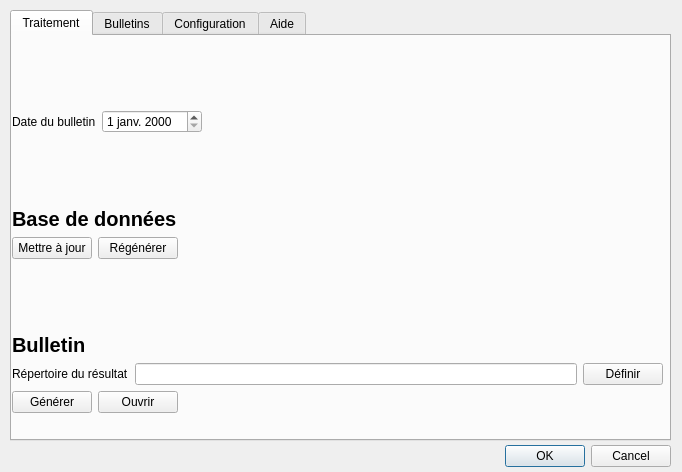
Qt form FireStats/fire_stats_dialog_base.ui (BrunoCombal/qgis_plugins) before a commit.
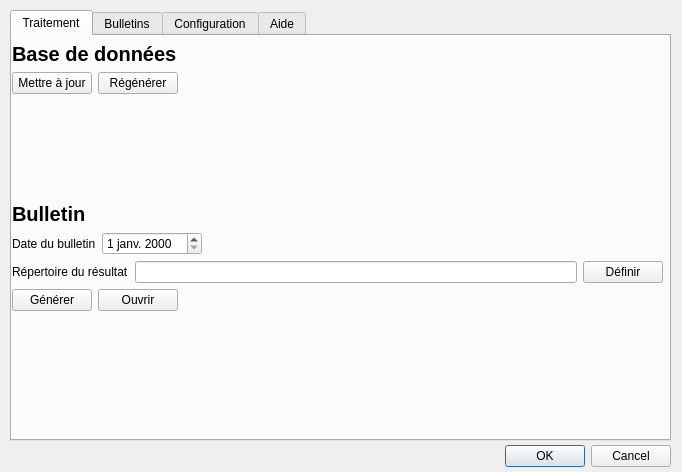
The same form after that commit. The open tabs and pages were chosen to show the change.

Commit message: re-organized interface, on first tab

The edit to the form file:
```diff
--- a/FireStats/fire_stats_dialog_base.ui
+++ b/FireStats/fire_stats_dialog_base.ui
@@ -39,7 +39,7 @@
     </rect>
    </property>
    <property name="currentIndex">
-    <number>1</number>
+    <number>0</number>
    </property>
    <widget class="QWidget" name="procTab">
     <property name="locale">
@@ -58,59 +58,6 @@
       </rect>
      </property>
      <layout class="QVBoxLayout" name="verticalLayout">
-      <item>
-       <spacer name="verticalSpacer">
-        <property name="orientation">
-         <enum>Qt::Vertical</enum>
-        </property>
-        <property name="sizeHint" stdset="0">
-         <size>
-          <width>20</width>
-          <height>40</height>
-         </size>
-        </property>
-       </spacer>
-      </item>
-      <item>
-       <layout class="QHBoxLayout" name="horizontalLayout_2">
-        <item>
-         <widget class="QLabel" name="label_2">
-          <property name="text">
-           <string>Date du bulletin</string>
-          </property>
-         </widget>
-        </item>
-        <item>
-         <widget class="QDateEdit" name="dateEdit"/>
-        </item>
-        <item>
-         <spacer name="horizontalSpacer">
-          <property name="orientation">
-           <enum>Qt::Horizontal</enum>
-          </property>
-          <property name="sizeHint" stdset="0">
-           <size>
-            <width>28</width>
-            <height>20</height>
-           </size>
-          </property>
-         </spacer>
-        </item>
-       </layout>
-      </item>
-      <item>
-       <spacer name="verticalSpacer_2">
-        <property name="orientation">
-         <enum>Qt::Vertical</enum>
-        </property>
-        <property name="sizeHint" stdset="0">
-         <size>
-          <width>20</width>
-          <height>40</height>
-         </size>
-        </property>
-       </spacer>
-      </item>
       <item>
        <widget class="QLabel" name="label_3">
         <property name="font">
@@ -128,14 +75,14 @@
       <item>
        <layout class="QHBoxLayout" name="horizontalLayout_3">
         <item>
-         <widget class="QPushButton" name="pushButton_2">
+         <widget class="QPushButton" name="updateDBButton">
           <property name="text">
            <string>Mettre à jour</string>
           </property>
          </widget>
         </item>
         <item>
-         <widget class="QPushButton" name="pushButton_3">
+         <widget class="QPushButton" name="regenerateDBButton">
           <property name="text">
            <string>Régénérer</string>
           </property>
@@ -183,6 +130,33 @@
         </property>
        </widget>
       </item>
+      <item>
+       <layout class="QHBoxLayout" name="horizontalLayout_2">
+        <item>
+         <widget class="QLabel" name="label_2">
+          <property name="text">
+           <string>Date du bulletin</string>
+          </property>
+         </widget>
+        </item>
+        <item>
+         <widget class="QDateEdit" name="dateEdit"/>
+        </item>
+        <item>
+         <spacer name="horizontalSpacer">
+          <property name="orientation">
+           <enum>Qt::Horizontal</enum>
+          </property>
+          <property name="sizeHint" stdset="0">
+           <size>
+            <width>28</width>
+            <height>20</height>
+           </size>
+          </property>
+         </spacer>
+        </item>
+       </layout>
+      </item>
       <item>
        <layout class="QHBoxLayout" name="horizontalLayout">
         <item>
@@ -235,6 +209,19 @@
         </item>
        </layout>
       </item>
+      <item>
+       <spacer name="verticalSpacer">
+        <property name="orientation">
+         <enum>Qt::Vertical</enum>
+        </property>
+        <property name="sizeHint" stdset="0">
+         <size>
+          <width>20</width>
+          <height>40</height>
+         </size>
+        </property>
+       </spacer>
+      </item>
      </layout>
     </widget>
    </widget>
```
